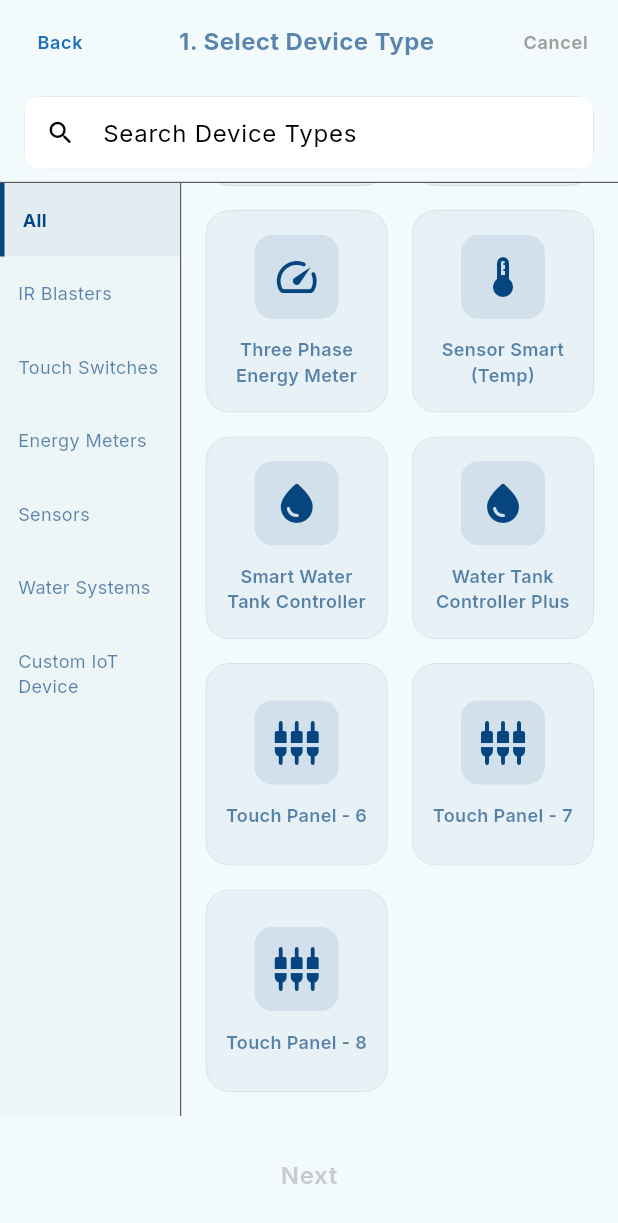
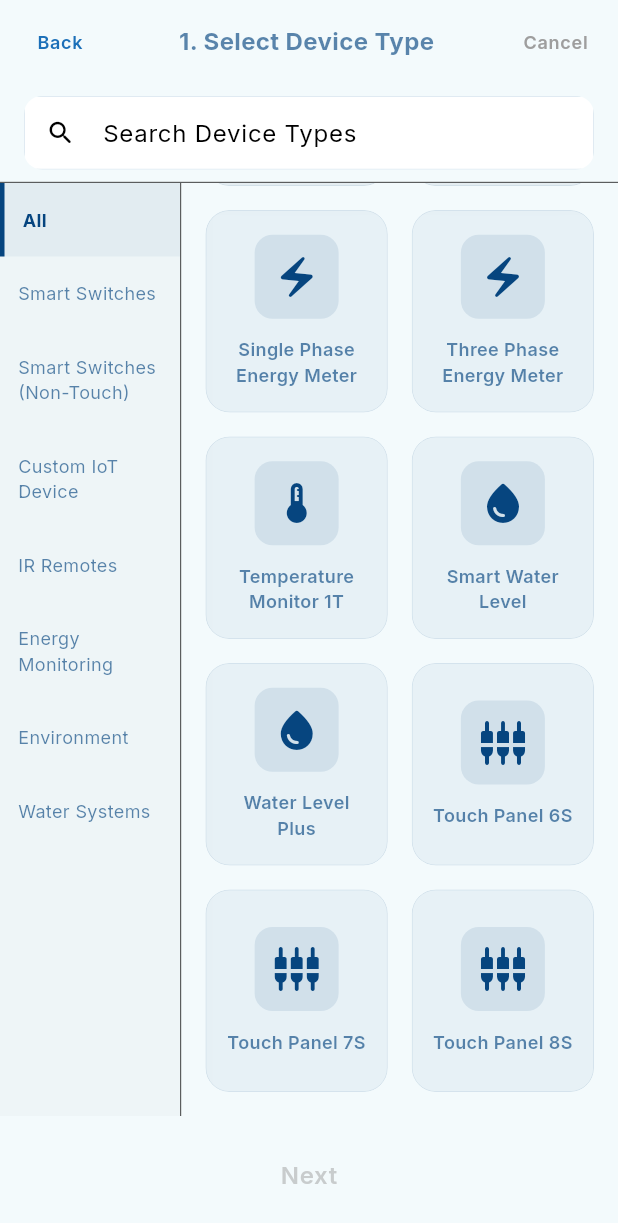
Before and after one commit to neurolinxdeveloper-0369/Neuro_Touch17-07, a Flutter app: the AddDeviceScreen screen opened by its route, scrolled down 904 dp, on a phone screen of 412 x 824 dp. Shown: the top 1223 px of the screen. Run offline on Flutter 3.47's test engine with Material 3 defaults, Android fonts, the light colour scheme and no system bars; our stand-ins replace dio, equatable, flutter_riverpod, flutter_secure_storage, flutter_svg, go_router and 4 more; missing offline and left inert: mqtt_client; accounts and stored records are empty.

Commit message:
chore: sync local changes - provision controller, firmware, auth, router, device model, add device flow, circular switch, device detail

```diff
--- a/mobile/lib/presentation/add_device/add_device_screen.dart
+++ b/mobile/lib/presentation/add_device/add_device_screen.dart
@@ -1,6 +1,8 @@
 import 'package:flutter/material.dart';
 import 'package:flutter_riverpod/flutter_riverpod.dart';
 import 'package:go_router/go_router.dart';
+
+import '../../data/models/device.model.dart';
 import '../../core/theme/app_colors.dart';
 import '../../core/theme/app_typography.dart';
 import '../../core/utils/extensions.dart';
@@ -11,13 +13,17 @@ class DeviceModelDef {
   final String name;
   final String category;
   final IconData icon;
-  final int? panelNumber; // Only set for Touch Panel variants
+  final DeviceType deviceType;
+  final String ssidPattern;
+  final int switchCount;
 
   const DeviceModelDef({
     required this.name,
     required this.category,
     required this.icon,
-    this.panelNumber,
+    required this.deviceType,
+    required this.ssidPattern,
+    required this.switchCount,
   });
 }
 
@@ -29,51 +35,55 @@ class AddDeviceScreen extends ConsumerStatefulWidget {
 }
 
 class _AddDeviceScreenState extends ConsumerState<AddDeviceScreen> {
+  String _searchQuery = '';
   String _selectedCategory = 'All';
-  String _searchQuery = '';
-  final _searchController = TextEditingController();
+  final TextEditingController _searchController = TextEditingController();
 
   final List<String> _categories = [
     'All',
-    'IR Blasters',
-    'Touch Switches',
-    'Energy Meters',
-    'Sensors',
+    'Smart Switches',
+    'Smart Switches (Non-Touch)',
+    'Custom IoT Device',
+    'IR Remotes',
+    'Energy Monitoring',
+    'Environment',
     'Water Systems',
-    'Custom IoT Device',
   ];
 
   final List<DeviceModelDef> _devices = [
-    // IR Blasters
-    const DeviceModelDef(name: 'Smart IR', category: 'IR Blasters', icon: Icons.sensors_rounded),
-    const DeviceModelDef(name: 'IR Blaster Plus', category: 'IR Blasters', icon: Icons.sensors_rounded),
+    // Smart Switches
+    const DeviceModelDef(name: 'Neuro Touch 4S', category: 'Smart Switches', icon: Icons.grid_view_rounded, deviceType: DeviceType.smartSwitch, ssidPattern: 'Neuro_Touch_4S', switchCount: 4),
+    const DeviceModelDef(name: 'Neuro Touch 6S', category: 'Smart Switches', icon: Icons.grid_view_rounded, deviceType: DeviceType.smartSwitch, ssidPattern: 'Neuro_Touch_6S', switchCount: 6),
+    const DeviceModelDef(name: 'Neuro Touch 8S', category: 'Smart Switches', icon: Icons.grid_view_rounded, deviceType: DeviceType.smartSwitch, ssidPattern: 'Neuro_Touch_8S', switchCount: 8),
+    const DeviceModelDef(name: 'Neuro Touch 12S', category: 'Smart Switches', icon: Icons.grid_view_rounded, deviceType: DeviceType.smartSwitch, ssidPattern: 'Neuro_Touch_12S', switchCount: 12),
+    const DeviceModelDef(name: 'Neuro Touch 16S', category: 'Smart Switches', icon: Icons.grid_view_rounded, deviceType: DeviceType.smartSwitch, ssidPattern: 'Neuro_Touch_16S', switchCount: 16),
 
-    // Touch Switches
-    const DeviceModelDef(name: '1 Node Touch Switch', category: 'Touch Switches', icon: Icons.touch_app_rounded),
-    const DeviceModelDef(name: '2 Node Touch Switch', category: 'Touch Switches', icon: Icons.touch_app_rounded),
-    const DeviceModelDef(name: '4 Node Touch Switch', category: 'Touch Switches', icon: Icons.touch_app_rounded),
-    const DeviceModelDef(name: '6 Node Touch Switch', category: 'Touch Switches', icon: Icons.touch_app_rounded),
-    const DeviceModelDef(name: '8 Node Touch Switch', category: 'Touch Switches', icon: Icons.touch_app_rounded),
-    const DeviceModelDef(name: '10 Node Touch Switch', category: 'Touch Switches', icon: Icons.touch_app_rounded),
-    const DeviceModelDef(name: '16 Node Touch Switch', category: 'Touch Switches', icon: Icons.touch_app_rounded),
+    // Smart Switches (Non-Touch)
+    const DeviceModelDef(name: 'Neuro Smart Switch 4S', category: 'Smart Switches (Non-Touch)', icon: Icons.toggle_on_rounded, deviceType: DeviceType.neuroSmartSwitch, ssidPattern: 'Neuro_Smart_Switch_4S', switchCount: 4),
+    const DeviceModelDef(name: 'Neuro Smart Switch 6S', category: 'Smart Switches (Non-Touch)', icon: Icons.toggle_on_rounded, deviceType: DeviceType.neuroSmartSwitch, ssidPattern: 'Neuro_Smart_Switch_6S', switchCount: 6),
+    const DeviceModelDef(name: 'Neuro Smart Switch 8S', category: 'Smart Switches (Non-Touch)', icon: Icons.toggle_on_rounded, deviceType: DeviceType.neuroSmartSwitch, ssidPattern: 'Neuro_Smart_Switch_8S', switchCount: 8),
+    const DeviceModelDef(name: 'Neuro Smart Switch 12S', category: 'Smart Switches (Non-Touch)', icon: Icons.toggle_on_rounded, deviceType: DeviceType.neuroSmartSwitch, ssidPattern: 'Neuro_Smart_Switch_12S', switchCount: 12),
+    const DeviceModelDef(name: 'Neuro Smart Switch 16S', category: 'Smart Switches (Non-Touch)', icon: Icons.toggle_on_rounded, deviceType: DeviceType.neuroSmartSwitch, ssidPattern: 'Neuro_Smart_Switch_16S', switchCount: 16),
 
-    // Energy Meters
-    const DeviceModelDef(name: '1 Switch (Single Phase)', category: 'Energy Meters', icon: Icons.electric_bolt_rounded),
-    const DeviceModelDef(name: '1 Switch (Three Phase)', category: 'Energy Meters', icon: Icons.electric_bolt_rounded),
-    const DeviceModelDef(name: 'Single Phase Energy Meter', category: 'Energy Meters', icon: Icons.speed_rounded),
-    const DeviceModelDef(name: 'Three Phase Energy Meter', category: 'Energy Meters', icon: Icons.speed_rounded),
+    // IR Remotes
+    const DeviceModelDef(name: 'Smart IR Remote 1X', category: 'IR Remotes', icon: Icons.settings_remote_rounded, deviceType: DeviceType.irRemote, ssidPattern: 'IR_Remote_Smart_1X', switchCount: 0),
+    const DeviceModelDef(name: 'Smart IR Remote 1P', category: 'IR Remotes', icon: Icons.settings_remote_rounded, deviceType: DeviceType.irRemote, ssidPattern: 'IR_Remote_Smart_1P', switchCount: 0),
 
-    // Sensors
-    const DeviceModelDef(name: 'Sensor Smart (Temp)', category: 'Sensors', icon: Icons.thermostat_rounded),
+    // Energy Monitoring
+    const DeviceModelDef(name: 'Single Phase Energy Meter', category: 'Energy Monitoring', icon: Icons.electric_bolt_rounded, deviceType: DeviceType.energyMeter, ssidPattern: 'Single_Phase_1X', switchCount: 0),
+    const DeviceModelDef(name: 'Three Phase Energy Meter', category: 'Energy Monitoring', icon: Icons.electric_bolt_rounded, deviceType: DeviceType.energyMeter, ssidPattern: 'Three_Phase_1X', switchCount: 0),
+
+    // Environment
+    const DeviceModelDef(name: 'Temperature Monitor 1T', category: 'Environment', icon: Icons.thermostat_rounded, deviceType: DeviceType.tempMonitor, ssidPattern: 'Temp_Monitor_1T', switchCount: 0),
 
     // Water Systems
-    const DeviceModelDef(name: 'Smart Water Tank Controller', category: 'Water Systems', icon: Icons.water_drop_rounded),
-    const DeviceModelDef(name: 'Water Tank Controller Plus', category: 'Water Systems', icon: Icons.water_drop_rounded),
+    const DeviceModelDef(name: 'Smart Water Level', category: 'Water Systems', icon: Icons.water_drop_rounded, deviceType: DeviceType.waterLevel, ssidPattern: 'Water_Level_Smart_1X', switchCount: 4),
+    const DeviceModelDef(name: 'Water Level Plus', category: 'Water Systems', icon: Icons.water_drop_rounded, deviceType: DeviceType.waterLevel, ssidPattern: 'Water_Level_Plus_1X', switchCount: 4),
 
-    // Custom IoT Device — Touch Panels (panelNumber drives switch count & SSID validation)
-    const DeviceModelDef(name: 'Touch Panel - 6', category: 'Custom IoT Device', icon: Icons.settings_input_component_rounded, panelNumber: 6),
-    const DeviceModelDef(name: 'Touch Panel - 7', category: 'Custom IoT Device', icon: Icons.settings_input_component_rounded, panelNumber: 7),
-    const DeviceModelDef(name: 'Touch Panel - 8', category: 'Custom IoT Device', icon: Icons.settings_input_component_rounded, panelNumber: 8),
+    // Custom IoT Device - Touch Panels
+    const DeviceModelDef(name: 'Touch Panel 6S', category: 'Custom IoT Device', icon: Icons.settings_input_component_rounded, deviceType: DeviceType.customTouchPanel, ssidPattern: 'Touch_Panel_6S', switchCount: 6),
+    const DeviceModelDef(name: 'Touch Panel 7S', category: 'Custom IoT Device', icon: Icons.settings_input_component_rounded, deviceType: DeviceType.customTouchPanel, ssidPattern: 'Touch_Panel_7S', switchCount: 7),
+    const DeviceModelDef(name: 'Touch Panel 8S', category: 'Custom IoT Device', icon: Icons.settings_input_component_rounded, deviceType: DeviceType.customTouchPanel, ssidPattern: 'Touch_Panel_8S', switchCount: 8),
   ];
 
   @override
@@ -167,13 +177,13 @@ class _AddDeviceScreenState extends ConsumerState<AddDeviceScreen> {
       child: TextField(
         controller: _searchController,
         onChanged: (v) => setState(() => _searchQuery = v),
-        decoration: InputDecoration(
+        decoration: const InputDecoration(
           hintText: 'Search Device Types',
-          prefixIcon: const Icon(Icons.search_rounded, size: 20),
+          prefixIcon: Icon(Icons.search_rounded, size: 20),
           border: InputBorder.none,
           enabledBorder: InputBorder.none,
           focusedBorder: InputBorder.none,
-          contentPadding: const EdgeInsets.symmetric(vertical: 12),
+          contentPadding: EdgeInsets.symmetric(vertical: 12),
         ),
       ),
     );
@@ -243,7 +253,12 @@ class _AddDeviceScreenState extends ConsumerState<AddDeviceScreen> {
     return GestureDetector(
       onTap: () => context.push(
         '/add-device/provisioning',
-        extra: {'panelNumber': device.panelNumber ?? 6},
+        extra: {
+          'deviceType': device.deviceType,
+          'ssidPattern': device.ssidPattern,
+          'switchCount': device.switchCount,
+          'deviceName': device.name,
+        },
       ),
       child: GlassPanel(
         padding: const EdgeInsets.all(12),
--- a/mobile/lib/presentation/device_config/device_detail_screen.dart
+++ b/mobile/lib/presentation/device_config/device_detail_screen.dart
@@ -44,7 +44,7 @@ class DeviceDetailScreen extends ConsumerWidget {
           children: [
             _DeviceHeader(device: device),
             const SizedBox(height: 24),
-            if (device.deviceType == DeviceType.touchPanel)
+            if (device.switchCount > 0)
               _SwitchPanel(
                 device: device,
                 onToggle: (idx, state) => ref.read(mqttControllerProvider.notifier).publishSwitchCommand(deviceId, idx, state),
@@ -148,6 +148,7 @@ class _SwitchPanel extends ConsumerWidget {
           switchStates: switchStates,
           switchNames: switchNames,
           switchIcons: switchIcons,
+          isCustomLayout: device.deviceType == DeviceType.customTouchPanel,
           onToggle: (idx, state) => onToggle(idx, state),
           onLongPress: (idx) {
             Navigator.push(
```
Also changed, not shown: mobile/lib/controllers/auth.controller.dart (+7 -6 lines), mobile/lib/controllers/provision.controller.dart (+16 -19 lines), mobile/lib/core/router/app_router.dart (+12 -7 lines), mobile/lib/data/models/device.model.dart (+68 -40 lines), mobile/lib/presentation/add_device/provisioning/soft_ap_flow.dart (+26 -12 lines), mobile/lib/presentation/add_device/provisioning/widgets/circular_switch.dart (+49 -16 lines), 2 other files.
